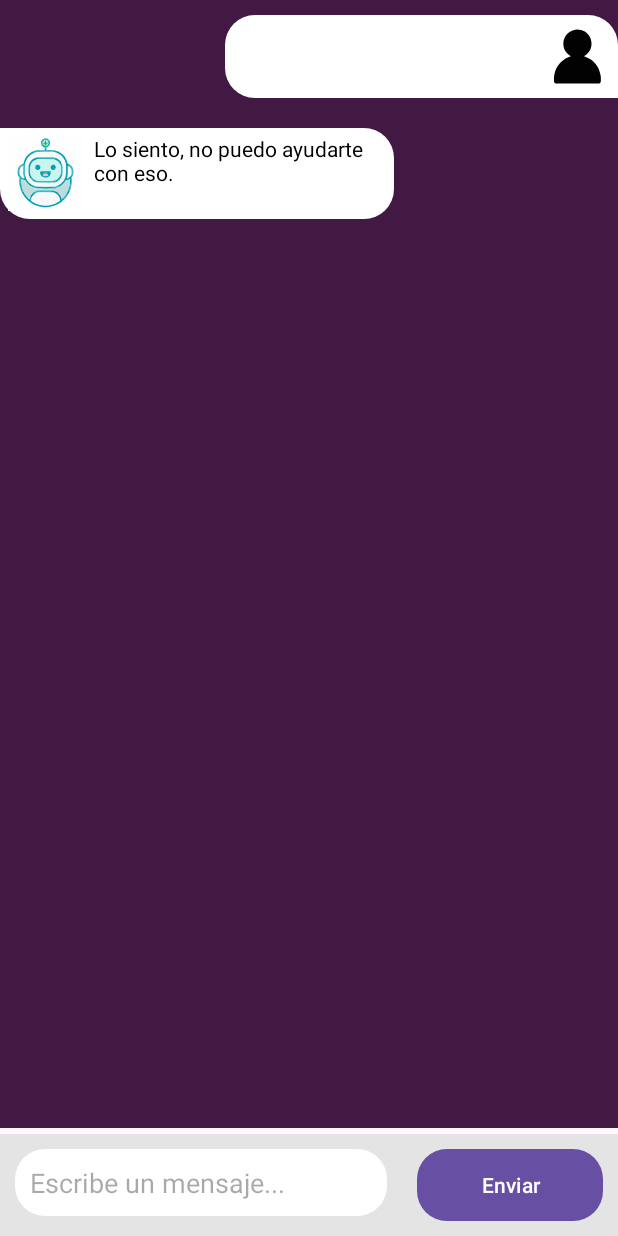
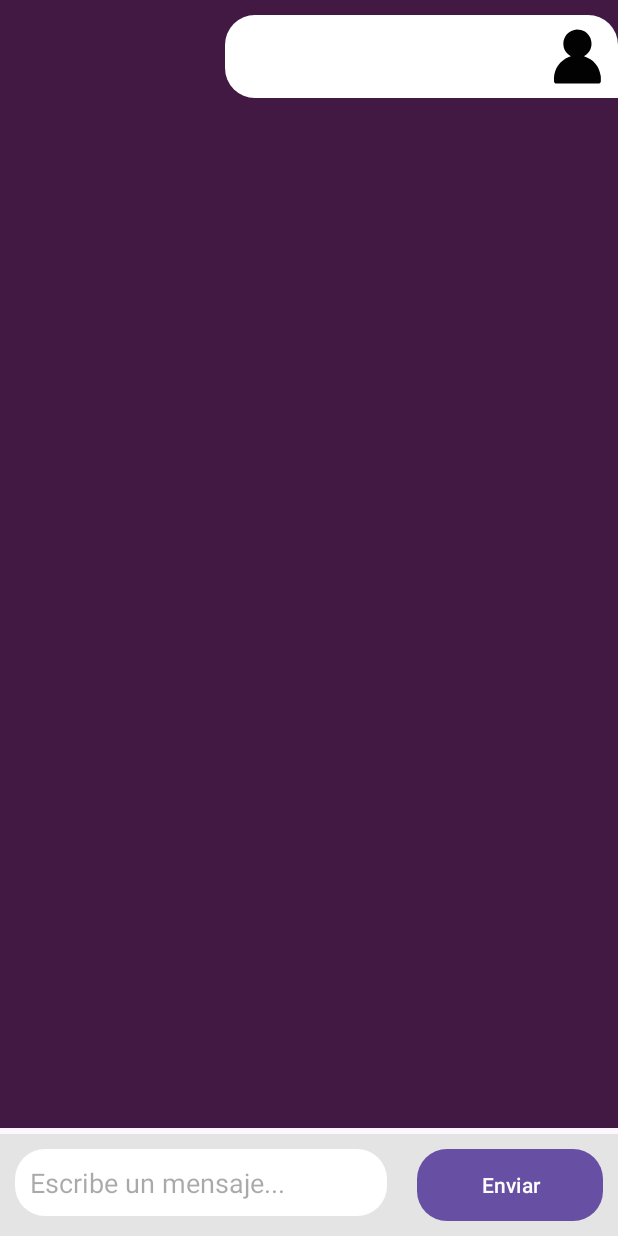
Before and after one commit to Hitgunit/AgribotBeta, an Android app: the screen it shows after launch (MainActivity), after a tap on "Enviar", on a phone screen of 412 x 824 dp. Run offline under Robolectric (Android 15) with nearby library versions, the phone set to English and light mode, and no system bars; our stand-ins replace Firebase (no records; nobody signed in at launch, a user with empty details on screens opened directly).

Commit message:
CorrecciónMensaje
Se corrijio el mensaje de error ya que se repetia

```diff
--- a/app/src/main/java/com/example/agribotbeta/MainActivity.kt
+++ b/app/src/main/java/com/example/agribotbeta/MainActivity.kt
@@ -275,9 +275,6 @@ class MainActivity : AppCompatActivity() {
                                 .addOnFailureListener { exception ->
                                     Log.w(TAG, "Error getting document.", exception)
                                 }
-                            mensajes.add(Mensaje("Lo siento, no puedo ayudarte con eso.", true))
-                            adaptadorRecyclerView?.notifyDataSetChanged()
-                            rvMessages.scrollToPosition(mensajes.size - 1)
                         }
                     }
                     .addOnFailureListener { exception ->
```
